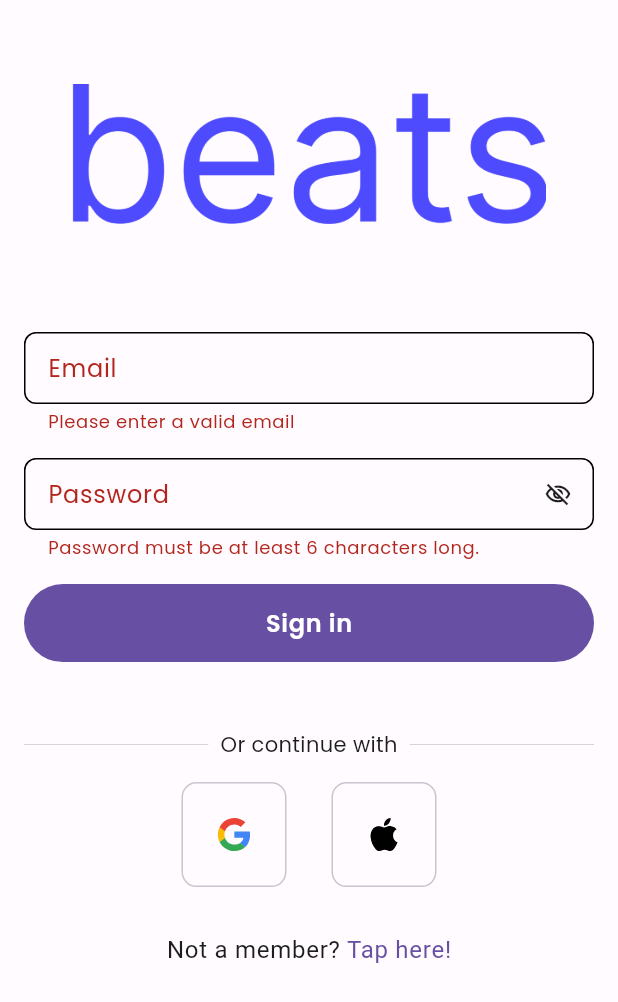
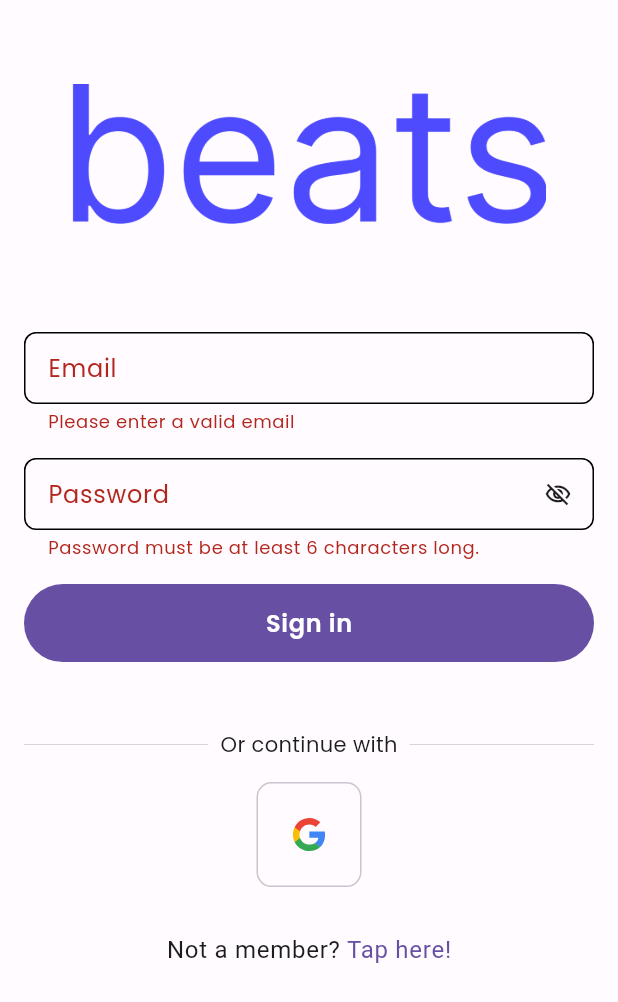
Before and after one commit to Damovetsky/beats-mavra, a Flutter app: the AuthSheet widget shown alone on an empty page, opened directly, after a tap on "Sign in", on a phone screen of 412 x 824 dp. Shown: the top 1002 px of the screen. Run offline on Flutter 3.47's test engine with Material 2 defaults, Android fonts, the phone set to English and light mode, and no system bars; our stand-ins replace animated_theme_switcher, another_flushbar, auto_route, cloud_firestore, dartz, easy_localization and 16 more; missing offline and left inert: flutter_animator, solid_bottom_sheet; accounts and stored records are empty.

Commit message:
[FEATURE] Connected the auth

```diff
--- a/lib/core/error/exception.dart
+++ b/lib/core/error/exception.dart
@@ -4,8 +4,10 @@ class UnauthorizedException implements Exception {}
 
 class BadRequestException implements Exception {}
 
-class UnknownException implements Exception {}
-
 class NotFoundException implements Exception {}
 
 class AlreadyExistException implements Exception {}
+
+class TooManyRequestsException implements Exception {}
+
+class UnknownException implements Exception {}
--- a/lib/core/error/failure.dart
+++ b/lib/core/error/failure.dart
@@ -10,8 +10,8 @@ class UnauthorizedFailure extends Failure {}
 
 class NotFoundFailure extends Failure {}
 
-class WrongFormatFailure extends Failure {
-  WrongFormatFailure({required super.message});
-}
+class WrongFormatFailure extends Failure {}
+
+class TooManyRequestsFailure extends Failure {}
 
 class UnknownFailure extends Failure {}
--- a/lib/view/auth_sheet/auth_sheet.dart
+++ b/lib/view/auth_sheet/auth_sheet.dart
@@ -1,3 +1,6 @@
+import 'dart:async';
+
+import 'package:another_flushbar/flushbar.dart';
 import 'package:easy_localization/easy_localization.dart';
 import 'package:flutter/material.dart';
 import 'package:flutter_svg/flutter_svg.dart';
@@ -10,8 +13,22 @@ import '../../core/reg_exp.dart';
 import '../../core/ui/color_schemes.dart';
 import '../../core/ui/dimens.dart';
 import '../../core/ui/kit/bouncing_gesture_detector.dart';
+import '../../core/ui/kit/loader.dart';
+import '../../core/ui/kit/snackbar.dart';
 import '../../core/ui/text_styles.dart';
 import 'cubit/cubit.dart';
+
+class SigningState extends InheritedNotifier<ValueNotifier<bool>> {
+  const SigningState({
+    super.key,
+    super.notifier,
+    required super.child,
+  });
+
+  static ValueNotifier<bool> of(BuildContext context) {
+    return context.dependOnInheritedWidgetOfExactType<SigningState>()!.notifier!;
+  }
+}
 
 class AuthSheet extends StatefulWidget {
   const AuthSheet({super.key});
@@ -29,6 +46,8 @@ class AuthSheet extends StatefulWidget {
 }
 
 class _AuthSheetState extends State<AuthSheet> {
+  final _isSigningIn = ValueNotifier(true);
+
   final _emailController = TextEditingController();
   final _nicknameController = TextEditingController();
   final _passwordController = TextEditingController();
@@ -36,13 +55,31 @@ class _AuthSheetState extends State<AuthSheet> {
   @override
   Widget build(BuildContext context) {
     return BlocProvider(
-      create: (context) {
-        return getIt.get<AuthCubit>();
+      create: (context) => getIt.get<AuthCubit>(),
+      child: Form(
+        child: BlocListener<AuthCubit, AuthState>(
+          listener: (context, state) {
+            state.mapOrNull(
+              success: (value) {
+                Navigator.pop(context);
+              },
+              fieldFailure: (value) {
+                Form.of(context).reset();
+              },
+              commonFailure: (value) {
+                unawaited(showSnackbar(
+                  context,
+                  title: value.title,
+                  message: value.message,
+                  position: FlushbarPosition.TOP,
+                ));
+              },
+            );
           },
           child: Container(
             constraints: BoxConstraints(
               minHeight: MediaQuery.of(context).size.height * 0.4,
-          maxHeight: MediaQuery.of(context).size.height * 0.85,
+              maxHeight: MediaQuery.of(context).size.height * 0.9,
             ),
             child: Padding(
               padding: MediaQuery.of(context).viewInsets,
@@ -57,9 +94,8 @@ class _AuthSheetState extends State<AuthSheet> {
                   onTap: () {
                     FocusScope.of(context).unfocus();
                   },
-              child: BlocBuilder<AuthCubit, AuthState>(
-                builder: (context, state) {
-                  return Form(
+                  child: SigningState(
+                    notifier: _isSigningIn,
                     child: Column(
                       mainAxisSize: MainAxisSize.min,
                       children: [
@@ -90,8 +126,8 @@ class _AuthSheetState extends State<AuthSheet> {
                         _SwitchScreenText(),
                       ],
                     ),
-                  );
-                },
+                  ),
+                ),
               ),
             ),
           ),
@@ -107,15 +143,11 @@ class _SwitchScreenText extends StatefulWidget {
 }
 
 class _SwitchScreenTextState extends State<_SwitchScreenText> {
-  bool _isSigningIn = true;
   @override
   Widget build(BuildContext context) {
     return BouncingGestureDetector(
       onTap: () {
-        context.read<AuthCubit>().changeAuthState();
-        setState(() {
-          _isSigningIn = !_isSigningIn;
-        });
+        SigningState.of(context).value = !SigningState.of(context).value;
       },
       child: Padding(
         padding: const EdgeInsets.symmetric(vertical: 30),
@@ -124,7 +156,7 @@ class _SwitchScreenTextState extends State<_SwitchScreenText> {
             style: currentTextTheme(context).bodyLarge,
             children: [
               TextSpan(
-                text: _isSigningIn ? 'auth_not_registered'.tr() : 'auth_already_registered'.tr(),
+                text: SigningState.of(context).value ? 'auth_not_registered'.tr() : 'auth_already_registered'.tr(),
                 style: TextStyle(
                   color: currentColorScheme(context).onBackground,
                 ),
@@ -157,55 +189,42 @@ class _SubmitButton extends StatelessWidget {
   @override
   Widget build(BuildContext context) {
     return BlocBuilder<AuthCubit, AuthState>(
-      buildWhen: (_, current) => current.mapOrNull(signIn: (_) => true, signUp: (_) => true) ?? false,
       builder: (context, state) {
         return FilledButton(
-          onPressed: () {
+          onPressed: state.mapOrNull(buttonLoading: (value) => false) ?? true
+              ? () {
                   FocusManager.instance.primaryFocus?.unfocus();
+
                   if (Form.of(context).validate()) {
-              state.mapOrNull(
-                signIn: (_) {
+                    if (SigningState.of(context).value) {
                       context.read<AuthCubit>().signIn(
                             email: emailController.text,
                             password: passwordController.text,
                           );
-                },
-                signUp: (_) {
+                    } else {
                       context.read<AuthCubit>().signUp(
                             email: emailController.text,
                             nickname: nicknameController.text,
                             password: passwordController.text,
                           );
-                },
-              );
                     }
-          },
+                  }
+                }
+              : null,
           style: FilledButton.styleFrom(
             minimumSize: const Size(double.maxFinite, 52),
           ),
-          child: BlocBuilder<AuthCubit, AuthState>(
-            buildWhen: (_, current) {
-              return current.mapOrNull(signIn: (_) => true, signUp: (_) => true) ?? false;
-            },
-            builder: (context, state) {
-              return state.maybeWhen(
-                orElse: () => Container(),
-                signIn: () => Text(
-                  'auth_sign_in'.tr(),
+          child: state.maybeWhen(
+            orElse: () => Text(
+              SigningState.of(context).value ? 'auth_sign_in'.tr() : 'auth_sign_up'.tr(),
               style: currentTextTheme(context).bodyLarge?.copyWith(
                     color: currentColorScheme(context).onPrimary,
                     fontWeight: FontWeight.w600,
                   ),
             ),
-                signUp: () => Text(
-                  'auth_sign_up'.tr(),
-                  style: currentTextTheme(context).bodyLarge?.copyWith(
-                        color: currentColorScheme(context).onPrimary,
-                        fontWeight: FontWeight.w600,
+            buttonLoading: () => const Center(
+              child: AppLoader(),
             ),
-                ),
-              );
-            },
           ),
         );
       },
@@ -220,6 +239,8 @@ class _EmailTextField extends StatelessWidget {
 
   @override
   Widget build(BuildContext context) {
+    return BlocBuilder<AuthCubit, AuthState>(
+      builder: (contex, state) {
         return Padding(
           padding: const EdgeInsets.symmetric(vertical: 8),
           child: TextFormField(
@@ -231,14 +252,65 @@ class _EmailTextField extends StatelessWidget {
               }
               return null;
             },
-        onSaved: (value) {
-          //TODO
-        },
             keyboardType: TextInputType.emailAddress,
             decoration: InputDecoration(
               labelText: 'email'.tr(),
+              errorText: state.mapOrNull(fieldFailure: (value) => value.emailError),
             ),
           ),
+        );
+      },
+    );
+  }
+}
+
+class _NicknameTextField extends StatelessWidget {
+  final TextEditingController controller;
+
+  const _NicknameTextField({required this.controller});
+
+  @override
+  Widget build(BuildContext context) {
+    return BlocBuilder<AuthCubit, AuthState>(
+      builder: (context, state) {
+        return AnimatedSwitcher(
+          duration: const Duration(milliseconds: 300),
+          transitionBuilder: (child, animation) {
+            return FadeTransition(
+              opacity: animation,
+              child: SizeTransition(
+                axisAlignment: 1,
+                sizeFactor: animation.drive(
+                  CurveTween(curve: Curves.easeInOut),
+                ),
+                child: child,
+              ),
+            );
+          },
+          child: !SigningState.of(context).value
+              ? Padding(
+                  padding: const EdgeInsets.symmetric(vertical: 8),
+                  child: TextFormField(
+                    key: const ValueKey('username'),
+                    controller: controller,
+                    validator: (text) {
+                      if (text == null || text.length < 4) {
+                        return 'Please enter at least 4 characters';
+                      }
+                      return null;
+                    },
+                    onSaved: (value) {
+                      //...
+                    },
+                    decoration: InputDecoration(
+                      labelText: 'username'.tr(),
+                      errorText: state.mapOrNull(fieldFailure: (value) => value.nicknameError),
+                    ),
+                  ),
+                )
+              : const SizedBox.shrink(),
+        );
+      },
     );
   }
 }
@@ -256,6 +328,8 @@ class _PasswordTextFieldState extends State<_PasswordTextField> {
   bool _obscurePassword = true;
   @override
   Widget build(BuildContext context) {
+    return BlocBuilder<AuthCubit, AuthState>(
+      builder: (context, state) {
         return Padding(
           padding: const EdgeInsets.symmetric(vertical: 8),
           child: TextFormField(
@@ -267,13 +341,13 @@ class _PasswordTextFieldState extends State<_PasswordTextField> {
               }
               return null;
             },
-        onSaved: (value) {
-          //TODO
-        },
             decoration: InputDecoration(
               labelText: 'password'.tr(),
+              errorText: state.mapOrNull(fieldFailure: (value) => value.passwordError),
               suffixIcon: BouncingGestureDetector(
-            child: _obscurePassword ? const Icon(Icons.visibility_off_outlined) : const Icon(Icons.visibility_outlined),
+                child: _obscurePassword
+                    ? const Icon(Icons.visibility_off_outlined)
+                    : const Icon(Icons.visibility_outlined),
                 onTap: () {
                   setState(() {
                     _obscurePassword = !_obscurePassword;
@@ -284,21 +358,14 @@ class _PasswordTextFieldState extends State<_PasswordTextField> {
             obscureText: _obscurePassword,
           ),
         );
+      },
+    );
   }
 }
 
 class _AlternativeSigning extends StatelessWidget {
   @override
   Widget build(BuildContext context) {
-    return BlocBuilder<AuthCubit, AuthState>(
-      buildWhen: (_, current) {
-        return current.mapOrNull(
-              signIn: (_) => true,
-              signUp: (_) => true,
-            ) ??
-            false;
-      },
-      builder: (context, state) {
     return AnimatedSwitcher(
       duration: const Duration(milliseconds: 300),
       transitionBuilder: (child, animation) {
@@ -310,10 +377,8 @@ class _AlternativeSigning extends StatelessWidget {
           ),
         );
       },
-          child: state.maybeWhen(
-            orElse: () => const SizedBox.shrink(),
-            signIn: () {
-              return Column(
+      child: SigningState.of(context).value
+          ? Column(
               children: [
                 const SizedBox(height: 45),
                 Row(
@@ -334,98 +399,51 @@ class _AlternativeSigning extends StatelessWidget {
                   ],
                 ),
                 const SizedBox(height: 15),
-                  Row(
+                BlocBuilder<AuthCubit, AuthState>(
+                  builder: (context, state) {
+                    return Row(
                       mainAxisAlignment: MainAxisAlignment.center,
-                    children: const [
+                      children: [
                         _LogoCard(
-                        'assets/images/logos/google-icon.svg',
-                        32,
+                          logo: 'assets/images/logos/google-icon.svg',
+                          size: 32,
+                          loading: state.mapOrNull(googleLoading: (value) => true) ?? false,
+                          onTap: () {
+                            context.read<AuthCubit>().signInWithGoogle();
+                          },
                         ),
-                      SizedBox(width: 30),
-                      _LogoCard(
-                        'assets/images/logos/apple-logo.svg',
-                        36,
-                      ),
-                    ],
-                  ),
+                        // const SizedBox(width: 32),
+                        // _LogoCard(
+                        //   logo: 'assets/images/logos/apple-logo.svg',
+                        //   size: 36,
+                        //   loading: state.mapOrNull(appleLoading: (value) => true) ?? false,
+                        //   onTap: () {
+                        //     context.read<AuthCubit>().signInWithApple();
+                        //   },
+                        // ),
                       ],
                     );
                   },
                 ),
-        );
-      },
-    );
-  }
-}
-
-class _NicknameTextField extends StatelessWidget {
-  final TextEditingController controller;
-
-  const _NicknameTextField({required this.controller});
-
-  @override
-  Widget build(BuildContext context) {
-    return BlocBuilder<AuthCubit, AuthState>(
-      buildWhen: (_, current) {
-        return current.mapOrNull(
-              signIn: (_) => true,
-              signUp: (_) => true,
-            ) ??
-            false;
-      },
-      builder: (context, state) {
-        return AnimatedSwitcher(
-          duration: const Duration(milliseconds: 300),
-          transitionBuilder: (child, animation) {
-            return FadeTransition(
-              opacity: animation,
-              child: SizeTransition(
-                axisAlignment: 1,
-                sizeFactor: animation.drive(
-                  CurveTween(curve: Curves.easeInOut),
-                ),
-                child: child,
-              ),
-            );
-          },
-          child: state.maybeWhen(
-            orElse: () => const SizedBox.shrink(),
-            signUp: () {
-              return Padding(
-                padding: const EdgeInsets.symmetric(vertical: 8),
-                child: TextFormField(
-                  key: const ValueKey('username'),
-                  controller: controller,
-                  validator: (text) {
-                    if (text == null || text.length < 4) {
-                      return 'Please enter at least 4 characters';
-                    }
-                    return null;
-                  },
-                  onSaved: (value) {
-                    //...
-                  },
-                  decoration: InputDecoration(
-                    labelText: 'username'.tr(),
-                  ),
-                ),
-              );
-            },
-          ),
-        );
-      },
+              ],
+            )
+          : const SizedBox.shrink(),
     );
   }
 }
 
 class _LogoCard extends StatelessWidget {
-  const _LogoCard(
-    this.logo,
-    this.logoSize,
-  );
+  final String logo;
+  final double size;
+  final bool loading;
+  final VoidCallback onTap;
 
-  final String logo;
-  final double logoSize;
+  const _LogoCard({
+    required this.logo,
+    required this.size,
+    this.loading = false,
+    required this.onTap,
+  });
 
   @override
   Widget build(BuildContext context) {
@@ -433,9 +451,7 @@ class _LogoCard extends StatelessWidget {
       width: 70,
       height: 70,
       child: OutlinedButton(
-        onPressed: () {
-          //TODO
-        },
+        onPressed: !loading ? onTap : null,
         style: OutlinedButton.styleFrom(
           shape: RoundedRectangleBorder(
             borderRadius: BorderRadius.circular(10),
@@ -444,9 +460,9 @@ class _LogoCard extends StatelessWidget {
             color: currentColorScheme(context).outlineVariant,
           ),
         ),
-        child: SvgPicture.asset(
-          logo,
-          height: logoSize,
+        child: AnimatedSwitcher(
+          duration: const Duration(milliseconds: 400),
+          child: loading ? const AppLoader() : SvgPicture.asset(logo, height: size),
         ),
       ),
     );
--- a/lib/view/auth_sheet/cubit/state.dart
+++ b/lib/view/auth_sheet/cubit/state.dart
@@ -2,14 +2,24 @@ part of 'cubit.dart';
 
 @freezed
 class AuthState with _$AuthState {
-  const factory AuthState.signIn() = _AuthSignInState;
+  const factory AuthState.initial() = _AuthInitalState;
 
-  const factory AuthState.signUp() = _AuthSignUpState;
+  const factory AuthState.buttonLoading() = _AuthLoadingState;
 
-  const factory AuthState.failure({required String message}) =
-      _AuthFailureState;
+  const factory AuthState.googleLoading() = _AuthGoogleLoadingState;
 
-  const factory AuthState.enabledButton() = _AuthEnabledButtonState;
+  const factory AuthState.appleLoading() = _AuthAppleLoadingState;
 
-  const factory AuthState.disabledButton() = _AuthDisabledButtonState;
+  const factory AuthState.success() = _AuthSuccessState;
+
+  const factory AuthState.fieldFailure({
+    String? emailError,
+    String? nicknameError,
+    String? passwordError,
+  }) = _AuthFieldFailureState;
+
+  const factory AuthState.commonFailure({
+    required String title,
+    required String message,
+  }) = _AuthCommonFailureState;
 }
--- a/lib/view/profile_page/profile_page.dart
+++ b/lib/view/profile_page/profile_page.dart
@@ -90,8 +90,8 @@ class _ProfilePageState extends State<ProfilePage> {
                   failure: (value) async {
                     showSnackbar(
                       context,
-                      title: 'profile_unknown_error_title'.tr(),
-                      message: 'profile_unknown_error_message'.tr(),
+                      title: 'unknown_error_title'.tr(),
+                      message: 'unknown_error_message'.tr(),
                       position: FlushbarPosition.TOP,
                     );
                   },
```
Also changed, not shown: assets/i18n/en-US.json (+8 -2 lines), assets/i18n/ru-RU.json (+8 -2 lines), lib/core/ui/kit/loader.dart (added, +14 -0 lines), lib/data/repository/auth_repository_impl.dart (+15 -13 lines), lib/data/service/auth_service/auth_service.dart (+9 -19 lines), lib/data/service/auth_service/exceptions.dart (+28 -0 lines), lib/view/auth_sheet/cubit/cubit.dart (+95 -8 lines), lib/core/di/di.config.dart, lib/view/auth_sheet/cubit/cubit.freezed.dart, 2 other files. Lines whose indentation alone changed are shown as unchanged.
